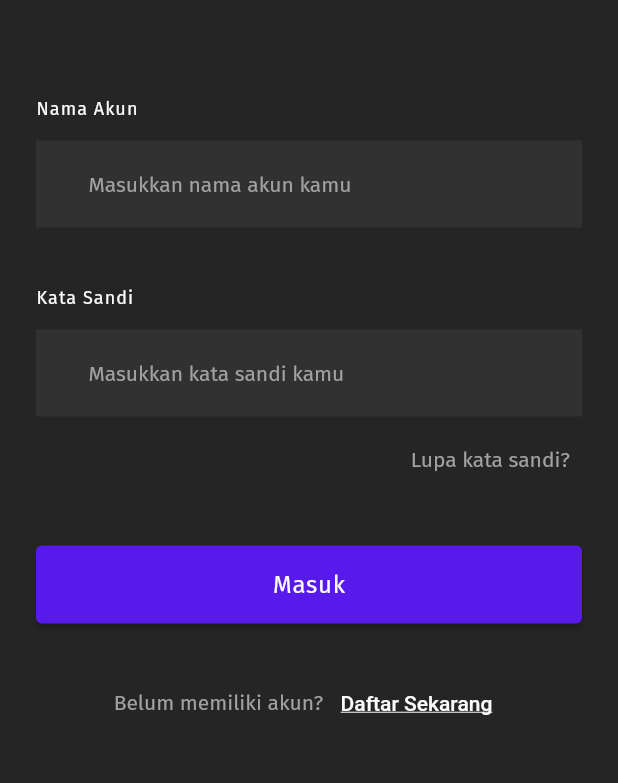
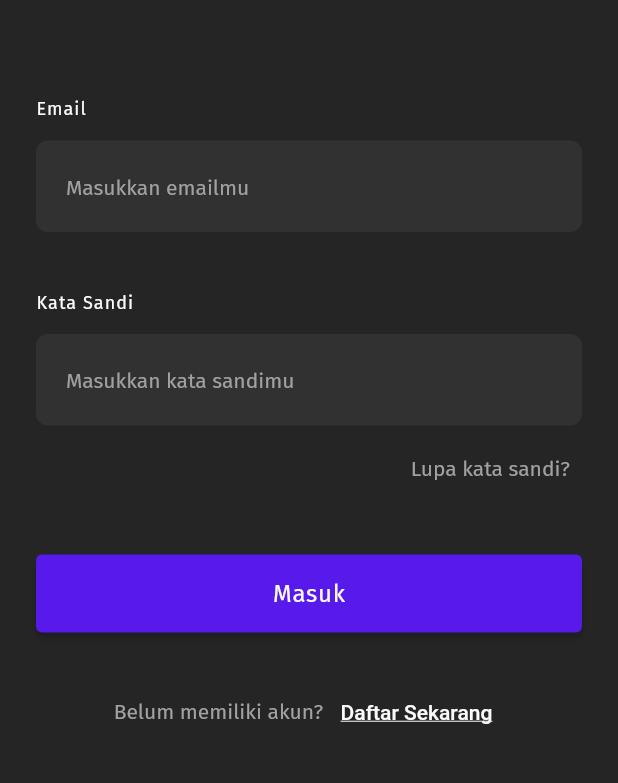
Before and after one commit to naufal-yafi/ark_app, a Flutter app: the screen it shows after launch, after a tap on "Baca Artikel", on a phone screen of 412 x 824 dp, the part 284-1067 px from its top. Run offline on Flutter 3.47's test engine with Material 2 defaults, Android fonts, the phone set to English and light mode, and no system bars; Roboto replaces fonts that are missing (FiraSans-Medium); project files that could hold a hidden picture were left out.

Commit message:
change decoration

```diff
--- a/lib/pages/account.dart
+++ b/lib/pages/account.dart
@@ -1,6 +1,4 @@
 import 'package:flutter/cupertino.dart';
-import 'package:flutter/src/widgets/container.dart';
-import 'package:flutter/src/widgets/framework.dart';
 
 class AccountPage extends StatefulWidget {
   const AccountPage({super.key});
--- a/lib/pages/login.dart
+++ b/lib/pages/login.dart
@@ -43,13 +43,16 @@ class Login extends StatelessWidget {
           ),
           Container(
             margin: const EdgeInsets.only(top: 14),
-            padding: const EdgeInsets.fromLTRB(15, 5, 10, 5),
-            color: neutral_800,
+            decoration: BoxDecoration(
+                color: neutral_800,
+                borderRadius: const BorderRadius.all(Radius.circular(8))),
             child: TextField(
+              style: TextStyle(color: neutral_50),
+              cursorColor: neutral_50,
               obscureText: stylePassword,
               decoration: InputDecoration(
                   contentPadding:
-                      const EdgeInsets.symmetric(vertical: 10, horizontal: 20),
+                      const EdgeInsets.symmetric(vertical: 20, horizontal: 20),
                   focusedBorder: OutlineInputBorder(
                       borderSide: BorderSide(color: primary)),
                   border: InputBorder.none,
@@ -84,7 +87,7 @@ class Login extends StatelessWidget {
     }
 
     return MaterialApp(
-      title: 'arK | Login',
+      title: 'arK | Masuk',
       home: Scaffold(
         appBar: AppBar(
           leading: IconButton(
@@ -103,8 +106,8 @@ class Login extends StatelessWidget {
               const SizedBox(
                 height: 26,
               ),
-              userInput('Nama Akun', 'Masukkan nama akun kamu', false),
-              userInput('Kata Sandi', 'Masukkan kata sandi kamu', true),
+              userInput('Email', 'Masukkan emailmu', false),
+              userInput('Kata Sandi', 'Masukkan kata sandimu', true),
               const SizedBox(
                 height: 4,
               ),
--- a/lib/pages/write.dart
+++ b/lib/pages/write.dart
@@ -95,7 +95,9 @@ class WritePage extends StatelessWidget {
             Container(
               margin: const EdgeInsets.only(top: 8),
               padding: const EdgeInsets.fromLTRB(15, 5, 10, 5),
-              color: neutral_800,
+              decoration: BoxDecoration(
+                  color: neutral_800,
+                  borderRadius: const BorderRadius.all(Radius.circular(8))),
               child: TextField(
                 decoration: InputDecoration(
                   focusedBorder: OutlineInputBorder(
```
Also changed, not shown: lib/pages/signup.dart (+54 -18 lines).
